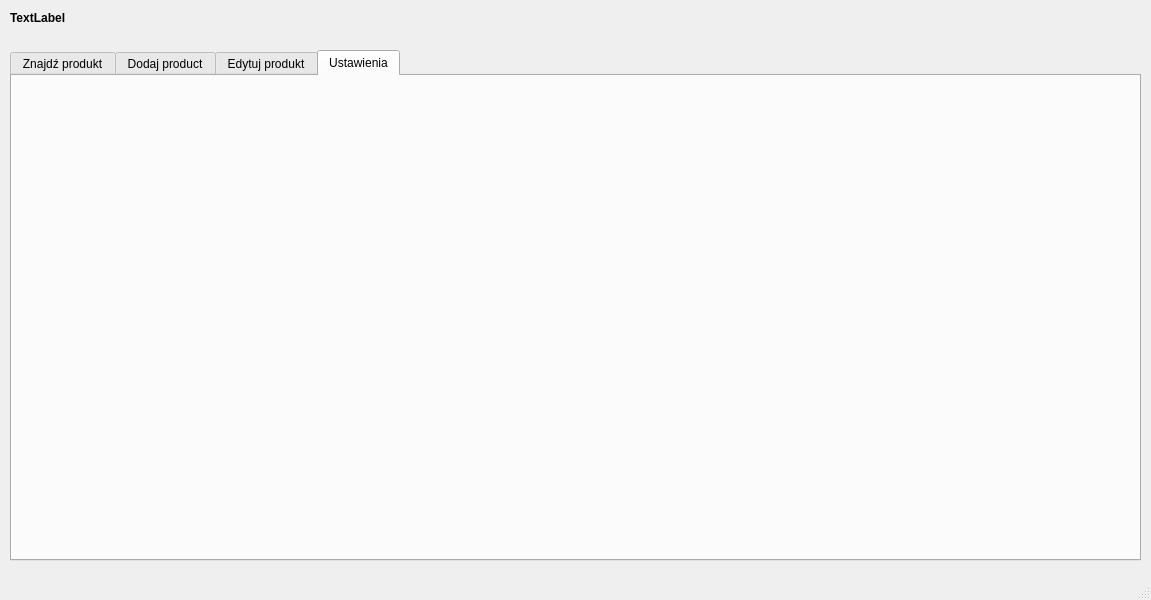
Before: the Qt Designer form WebServiceClient/mainwindow.ui in ekspensum/CPP_Projects, drawn with Qt 5.
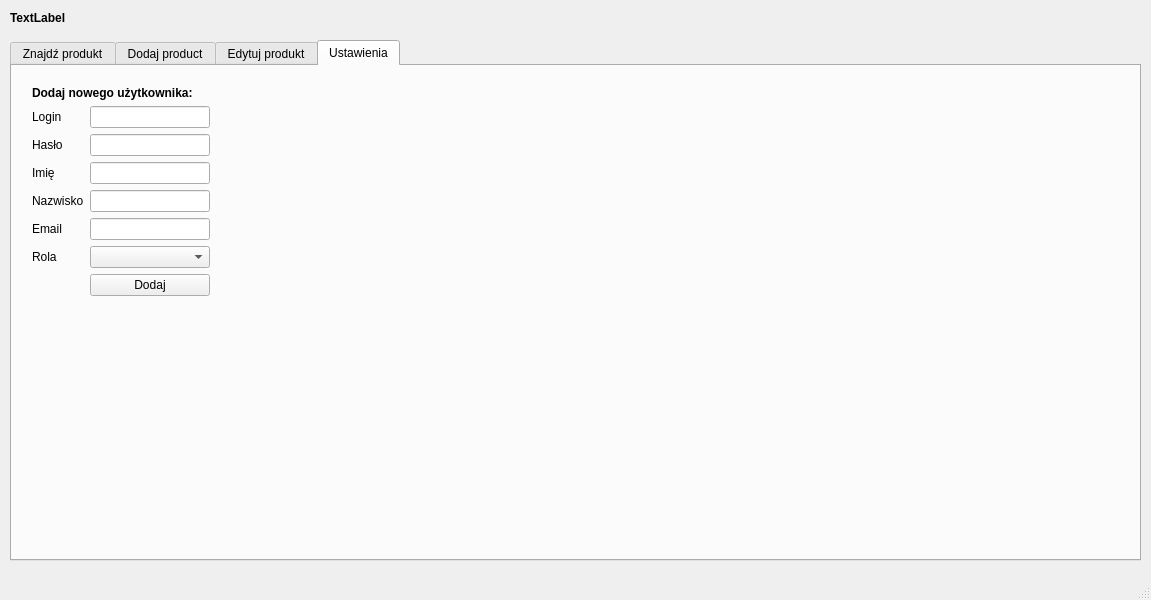
After: the same form once the commit is applied. The open tabs and pages were chosen to show the change.

Commit message: WebServiceClient - dodanie nowego usera + walidacja, poprawki

The edit to the form file:
```diff
--- a/WebServiceClient/mainwindow.ui
+++ b/WebServiceClient/mainwindow.ui
@@ -38,9 +38,9 @@
     <property name="geometry">
      <rect>
       <x>10</x>
-      <y>50</y>
+      <y>40</y>
       <width>1131</width>
-      <height>511</height>
+      <height>521</height>
      </rect>
     </property>
     <property name="font">
@@ -70,6 +70,102 @@
      <attribute name="title">
       <string>Ustawienia</string>
      </attribute>
+     <widget class="QWidget" name="">
+      <property name="geometry">
+       <rect>
+        <x>20</x>
+        <y>20</y>
+        <width>178</width>
+        <height>212</height>
+       </rect>
+      </property>
+      <layout class="QFormLayout" name="formLayout">
+       <item row="0" column="0" colspan="2">
+        <widget class="QLabel" name="labelAddNewUser">
+         <property name="font">
+          <font>
+           <weight>75</weight>
+           <bold>true</bold>
+          </font>
+         </property>
+         <property name="text">
+          <string>Dodaj nowego użytkownika:</string>
+         </property>
+        </widget>
+       </item>
+       <item row="1" column="0">
+        <widget class="QLabel" name="labelLogin">
+         <property name="text">
+          <string>Login</string>
+         </property>
+        </widget>
+       </item>
+       <item row="1" column="1">
+        <widget class="QLineEdit" name="lineEditLogin"/>
+       </item>
+       <item row="2" column="0">
+        <widget class="QLabel" name="labelPassword">
+         <property name="text">
+          <string>Hasło</string>
+         </property>
+        </widget>
+       </item>
+       <item row="2" column="1">
+        <widget class="QLineEdit" name="lineEditPassword">
+         <property name="echoMode">
+          <enum>QLineEdit::Password</enum>
+         </property>
+        </widget>
+       </item>
+       <item row="3" column="0">
+        <widget class="QLabel" name="labelFirstName">
+         <property name="text">
+          <string>Imię</string>
+         </property>
+        </widget>
+       </item>
+       <item row="3" column="1">
+        <widget class="QLineEdit" name="lineEditFirstName"/>
+       </item>
+       <item row="4" column="0">
+        <widget class="QLabel" name="labelLastName">
+         <property name="text">
+          <string>Nazwisko</string>
+         </property>
+        </widget>
+       </item>
+       <item row="4" column="1">
+        <widget class="QLineEdit" name="lineEditLastName"/>
+       </item>
+       <item row="5" column="0">
+        <widget class="QLabel" name="labelEmail">
+         <property name="text">
+          <string>Email</string>
+         </property>
+        </widget>
+       </item>
+       <item row="5" column="1">
+        <widget class="QLineEdit" name="lineEditEmail"/>
+       </item>
+       <item row="6" column="0">
+        <widget class="QLabel" name="labelRole">
+         <property name="text">
+          <string>Rola</string>
+         </property>
+        </widget>
+       </item>
+       <item row="6" column="1">
+        <widget class="QComboBox" name="comboBoxRole"/>
+       </item>
+       <item row="7" column="1">
+        <widget class="QPushButton" name="pushButtonAddNewUser">
+         <property name="text">
+          <string>Dodaj</string>
+         </property>
+        </widget>
+       </item>
+      </layout>
+     </widget>
     </widget>
    </widget>
   </widget>
```
Left out of the diff: 2 changed lines with no effect on the pictures. The commit also changes 12 other files.
